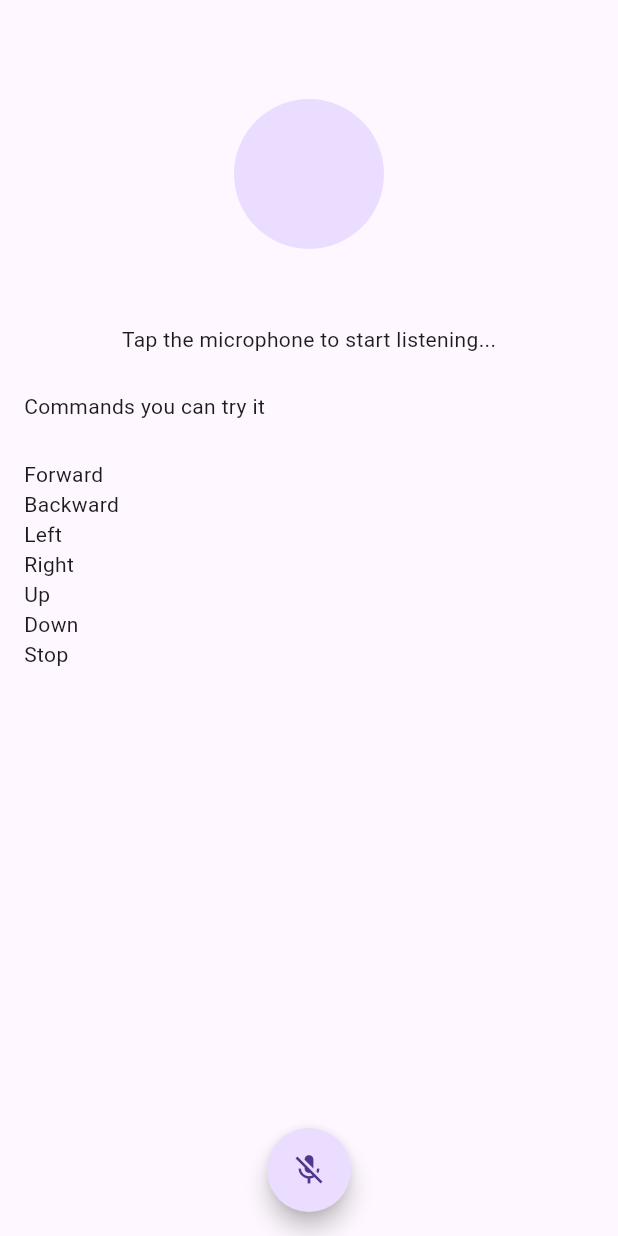
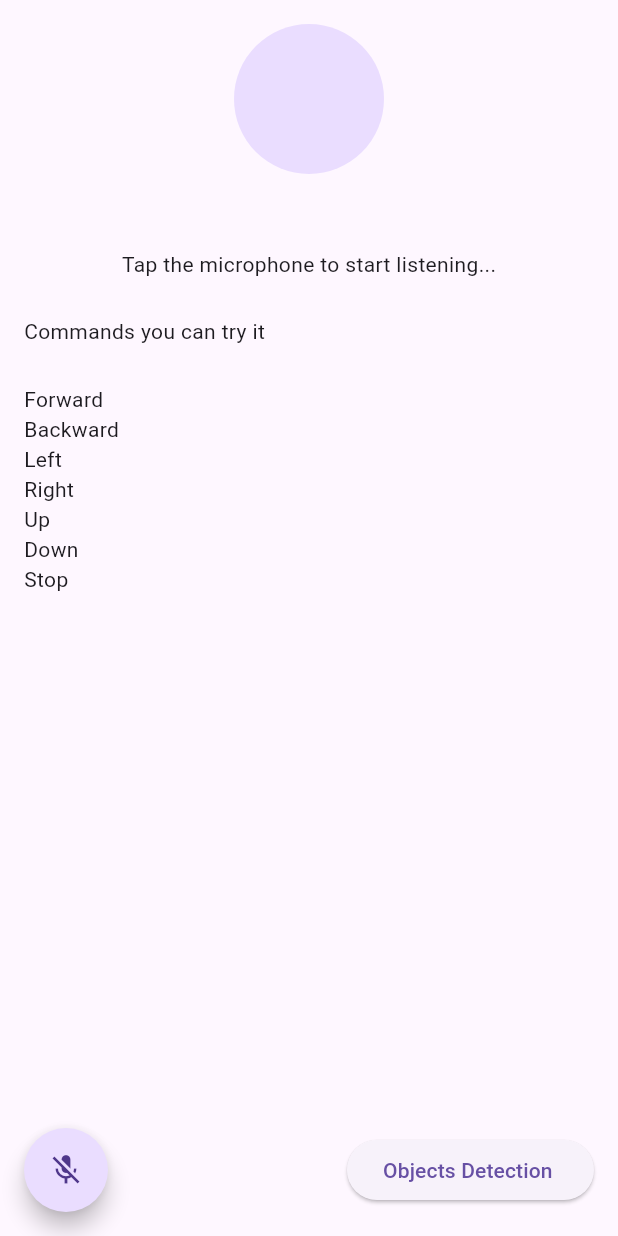
Before and after one commit to NehalAs/pyramakerz_task, a Flutter app: the SpeechRecognitionView screen opened directly, on a phone screen of 412 x 824 dp. Run offline on Flutter 3.47's test engine with Material 3 defaults, Android fonts, the light colour scheme and no system bars; our stand-ins replace camera, flutter_bloc, speech_to_text; missing offline and left inert: tflite.

Commit message:
link screens with each others

```diff
--- a/lib/main.dart
+++ b/lib/main.dart
@@ -19,7 +19,7 @@ class MyApp extends StatelessWidget {
   Widget build(BuildContext context) {
     return const MaterialApp(
       debugShowCheckedModeBanner: false,
-      home: ObjectsDetectionView(),
+      home: SpeechRecognitionView(),
     );
   }
 }
--- a/lib/modules/opjects_detection/views/objects_detection_view.dart
+++ b/lib/modules/opjects_detection/views/objects_detection_view.dart
@@ -3,9 +3,7 @@ import 'package:flutter/material.dart';
 import 'package:flutter_bloc/flutter_bloc.dart';
 import 'package:pyramakerz_task_f/modules/opjects_detection/cubit/objects_detection_cubit.dart';
 import 'package:pyramakerz_task_f/modules/opjects_detection/cubit/objects_detection_state.dart';
-import 'package:tflite/tflite.dart';
 
-import '../../../main.dart';
 
 class ObjectsDetectionView extends StatelessWidget {
   const ObjectsDetectionView({super.key});
--- a/lib/modules/speech_recognition/views/speech_recognition_view.dart
+++ b/lib/modules/speech_recognition/views/speech_recognition_view.dart
@@ -1,7 +1,9 @@
 import 'package:flutter/material.dart';
 import 'package:flutter_bloc/flutter_bloc.dart';
+import 'package:pyramakerz_task_f/modules/opjects_detection/views/objects_detection_view.dart';
 import 'package:pyramakerz_task_f/modules/speech_recognition/cubit/speach_recognition_state.dart';
 import 'package:pyramakerz_task_f/modules/speech_recognition/cubit/speech_recognition_cubit.dart';
+import 'package:pyramakerz_task_f/modules/speech_recognition/views/widgets/command_list_view_item.dart';
 
 class SpeechRecognitionView extends StatelessWidget {
   const SpeechRecognitionView({super.key});
@@ -17,11 +19,10 @@ class SpeechRecognitionView extends StatelessWidget {
           return Scaffold(
             body: Padding(
               padding: const EdgeInsets.all(16),
+              child: SafeArea(
                 child: Column(
                   children: [
-                  const SizedBox(
-                    height: 50,
-                  ),
+
                     Center(
                         child: CircleAvatar(
                           radius: 50,
@@ -42,14 +43,10 @@ class SpeechRecognitionView extends StatelessWidget {
                         alignment: AlignmentDirectional.centerStart,
                         child: Text('Commands you can try it')),
                     const SizedBox(height: 25,),
-                  Expanded(
-                      child: ListView.builder(
-                        padding: EdgeInsets.zero,
-                    itemBuilder: (context, index) =>
-                        Text(speechRecognitionCubit.commandWords[index]),
-                    itemCount: speechRecognitionCubit.commandWords.length,
-                  )),
+                    const CommandListViewItem(),
                     const Spacer(),
+                    Row(
+                      children: [
                         FloatingActionButton(
                           shape: const CircleBorder(),
                           onPressed: speechRecognitionCubit.speechToText.isListening
@@ -59,8 +56,15 @@ class SpeechRecognitionView extends StatelessWidget {
                               speechRecognitionCubit.speechToText.isNotListening
                                   ? Icons.mic_off
                                   : Icons.mic),
-                  )
+                        ),
+                        const Spacer(),
+                        ElevatedButton(onPressed: () {
+                          Navigator.push(context, MaterialPageRoute(builder: (context) => const ObjectsDetectionView(),));}, child: const Text('Objects Detection '),),
                       ],
+                    ),
+
+                  ],
+                ),
               ),
             ),
           );
--- /dev/null
+++ b/lib/modules/speech_recognition/views/widgets/command_list_view_item.dart
@@ -0,0 +1,19 @@
+import 'package:flutter/material.dart';
+
+import '../../cubit/speech_recognition_cubit.dart';
+
+class CommandListViewItem extends StatelessWidget {
+  const CommandListViewItem({super.key});
+
+  @override
+  Widget build(BuildContext context) {
+    SpeechRecognitionCubit speechRecognitionCubit=SpeechRecognitionCubit.get(context);
+    return   Expanded(
+        child: ListView.builder(
+          padding: EdgeInsets.zero,
+          itemBuilder: (context, index) =>
+              Text(speechRecognitionCubit.commandWords[index]),
+          itemCount: speechRecognitionCubit.commandWords.length,
+        ));
+  }
+}
```
Lines whose indentation alone changed are shown as unchanged.
